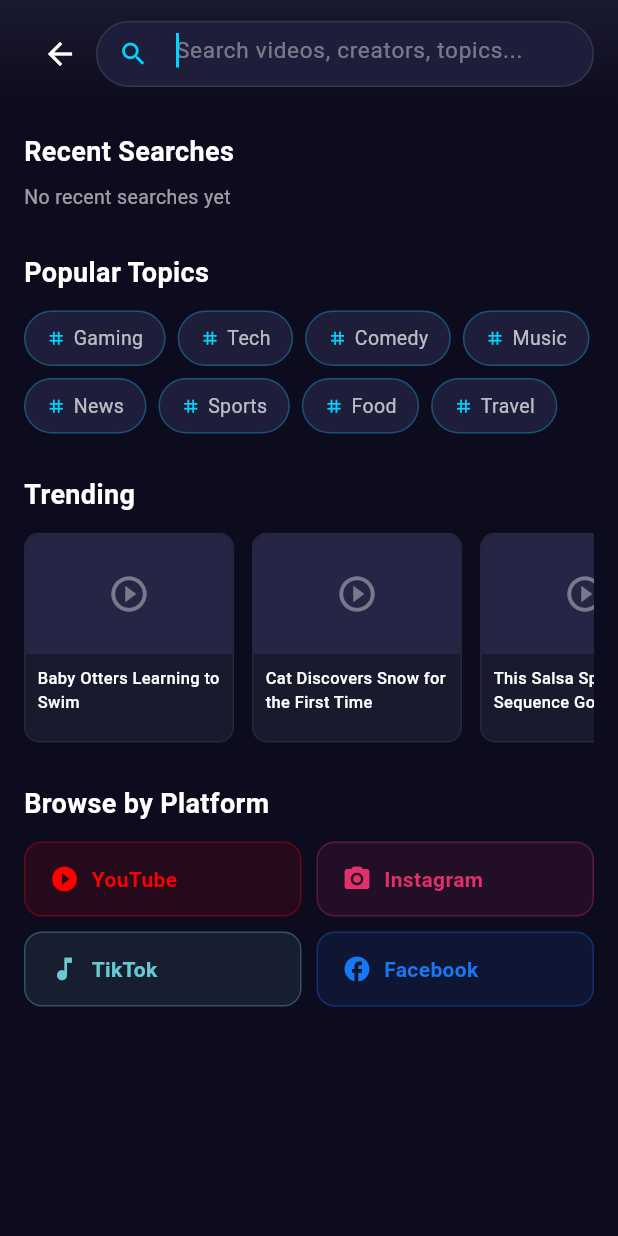
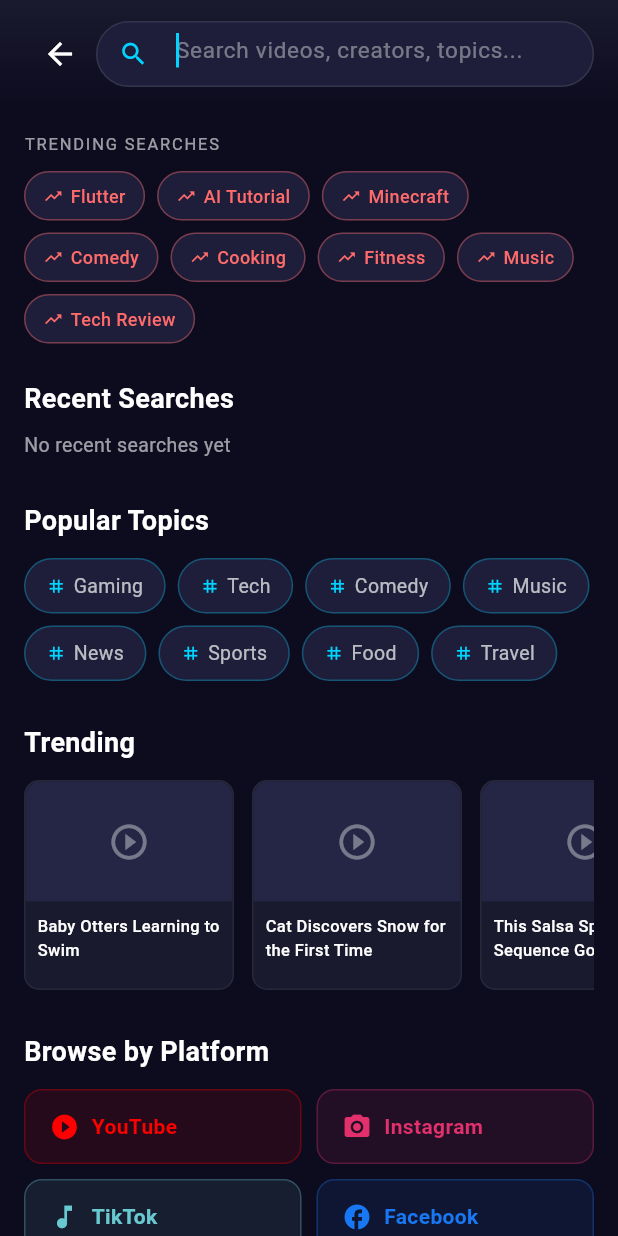
Before and after one commit to itsoumya-d/afeedi, a Flutter app: the DashboardScreen screen opened by its route, after a tap on the "search" icon, on a phone screen of 412 x 824 dp. Run offline on Flutter 3.47's test engine with Material 3 defaults, Android fonts, the phone set to English and light mode, and no system bars; our stand-ins replace cached_network_image, confetti, flutter_animate, flutter_local_notifications, flutter_riverpod, google_mobile_ads and 11 more; missing offline and left inert: flutter_facebook_auth, youtube_explode_dart; accounts and stored records are empty; network calls fail; Roboto replaces fonts that are missing (SF Pro Display).

Commit message:
feat: Offline content resilience, trending search suggestions
- home_tab.dart: Replace blocking offline banner with a dismissible
  amber informational banner ("Offline — content may not be up to
  date"); content always loads from seed data regardless of connectivity
- search_screen.dart: Add "Trending Searches" chip row with 8 curated
  topics (Flutter, AI Tutorial, Minecraft, Comedy, Cooking, Fitness,
  Music, Tech Review) shown when search field is empty, styled with
  trending_up icon and Color(0xFFFF6B6B) accent

https://claude.ai/code/session_01WZXZ7atfyFw8X1b5m84CqC

```diff
--- a/afeedi/lib/screens/search_screen.dart
+++ b/afeedi/lib/screens/search_screen.dart
@@ -700,6 +700,69 @@ class _SearchScreenState extends State<SearchScreen> with SingleTickerProviderSt
     }
   }
 
+  static const List<String> _trendingSearchTerms = [
+    'Flutter', 'AI Tutorial', 'Minecraft', 'Comedy',
+    'Cooking', 'Fitness', 'Music', 'Tech Review',
+  ];
+
+  Widget _buildTrendingChips() {
+    return Column(
+      crossAxisAlignment: CrossAxisAlignment.start,
+      children: [
+        const Text(
+          'TRENDING SEARCHES',
+          style: TextStyle(
+            color: Colors.white60,
+            fontSize: 11,
+            letterSpacing: 1.2,
+          ),
+        ),
+        const SizedBox(height: 10),
+        Wrap(
+          spacing: 8,
+          runSpacing: 8,
+          children: _trendingSearchTerms.map((term) {
+            return GestureDetector(
+              onTap: () {
+                _searchController.text = term;
+                _search(term);
+              },
+              child: Container(
+                padding: const EdgeInsets.symmetric(horizontal: 12, vertical: 7),
+                decoration: BoxDecoration(
+                  color: const Color(0xFF1E1E3A),
+                  borderRadius: BorderRadius.circular(20),
+                  border: Border.all(
+                    color: const Color(0xFFFF6B6B).withValues(alpha: 0.4),
+                  ),
+                ),
+                child: Row(
+                  mainAxisSize: MainAxisSize.min,
+                  children: [
+                    const Icon(
+                      Icons.trending_up,
+                      size: 13,
+                      color: Color(0xFFFF6B6B),
+                    ),
+                    const SizedBox(width: 5),
+                    Text(
+                      term,
+                      style: const TextStyle(
+                        color: Color(0xFFFF6B6B),
+                        fontSize: 12,
+                        fontWeight: FontWeight.w500,
+                      ),
+                    ),
+                  ],
+                ),
+              ),
+            );
+          }).toList(),
+        ),
+      ],
+    );
+  }
+
   Widget _buildDiscover() {
     const popularTopics = ['Gaming', 'Tech', 'Comedy', 'Music', 'News', 'Sports', 'Food', 'Travel'];
     return SingleChildScrollView(
@@ -707,6 +770,10 @@ class _SearchScreenState extends State<SearchScreen> with SingleTickerProviderSt
       child: Column(
         crossAxisAlignment: CrossAxisAlignment.start,
         children: [
+          // Trending Searches section
+          _buildTrendingChips(),
+          const SizedBox(height: 24),
+
           // Recent Searches section
           const Text(
             'Recent Searches',
--- a/afeedi/lib/widgets/dashboard/home_tab.dart
+++ b/afeedi/lib/widgets/dashboard/home_tab.dart
@@ -385,21 +385,7 @@ class _HomeTabState extends State<HomeTab> with AutomaticKeepAliveClientMixin {
         children: [
           _buildHeader(),
           if (_isOffline)
-            Container(
-              width: double.infinity,
-              color: Colors.orange.withValues(alpha: 0.15),
-              padding: const EdgeInsets.symmetric(vertical: 6, horizontal: 16),
-              child: const Row(
-                children: [
-                  Icon(Icons.wifi_off, color: Colors.orange, size: 16),
-                  SizedBox(width: 8),
-                  Text(
-                    'No internet connection — showing cached content',
-                    style: TextStyle(color: Colors.orange, fontSize: 12),
-                  ),
-                ],
-              ),
-            ),
+            _OfflineBanner(onDismiss: () => setState(() => _isOffline = false)),
           Expanded(
             child: _buildFeed(),
           ),
@@ -1042,7 +1028,11 @@ class _HomeTabState extends State<HomeTab> with AutomaticKeepAliveClientMixin {
           return RepaintBoundary(
             child: Padding(
               padding: const EdgeInsets.only(bottom: 16),
-              child: FeedPostCard(content: feedItem.content!),
+              child: FeedPostCard(
+                content: feedItem.content!,
+                isHero: listIndex == 0,
+                index: listIndex,
+              ),
             ),
           );
         },
@@ -1348,6 +1338,38 @@ class _HomeTabState extends State<HomeTab> with AutomaticKeepAliveClientMixin {
   }
 }
 
+/// Dismissible amber banner shown when the device is offline.
+/// Content still loads from seed data so this is informational only.
+class _OfflineBanner extends StatelessWidget {
+  final VoidCallback onDismiss;
+  const _OfflineBanner({required this.onDismiss});
+
+  @override
+  Widget build(BuildContext context) {
+    return Container(
+      width: double.infinity,
+      color: Colors.amber.withValues(alpha: 0.15),
+      padding: const EdgeInsets.symmetric(vertical: 6, horizontal: 16),
+      child: Row(
+        children: [
+          const Icon(Icons.wifi_off, color: Colors.amber, size: 16),
+          const SizedBox(width: 8),
+          const Expanded(
+            child: Text(
+              'Offline — content may not be up to date',
+              style: TextStyle(color: Colors.amber, fontSize: 12),
+            ),
+          ),
+          GestureDetector(
+            onTap: onDismiss,
+            child: const Icon(Icons.close, color: Colors.amber, size: 16),
+          ),
+        ],
+      ),
+    );
+  }
+}
+
 /// A discriminated-union item used to build the feed list.
 class _FeedItem {
   final Content? content;
```
